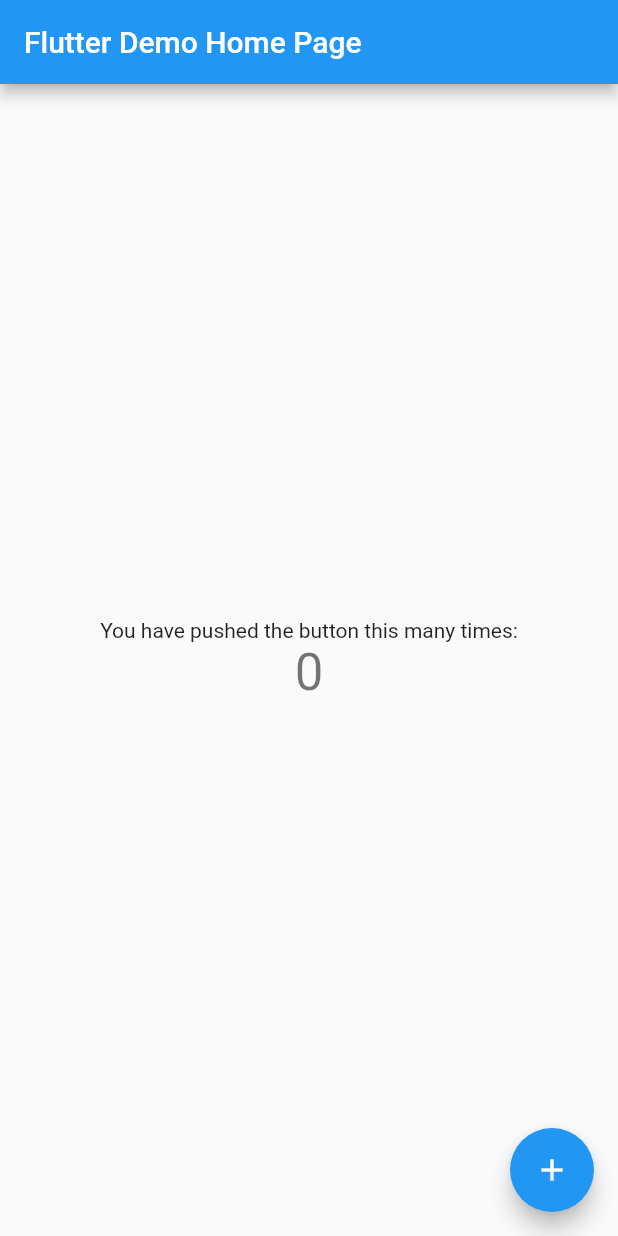
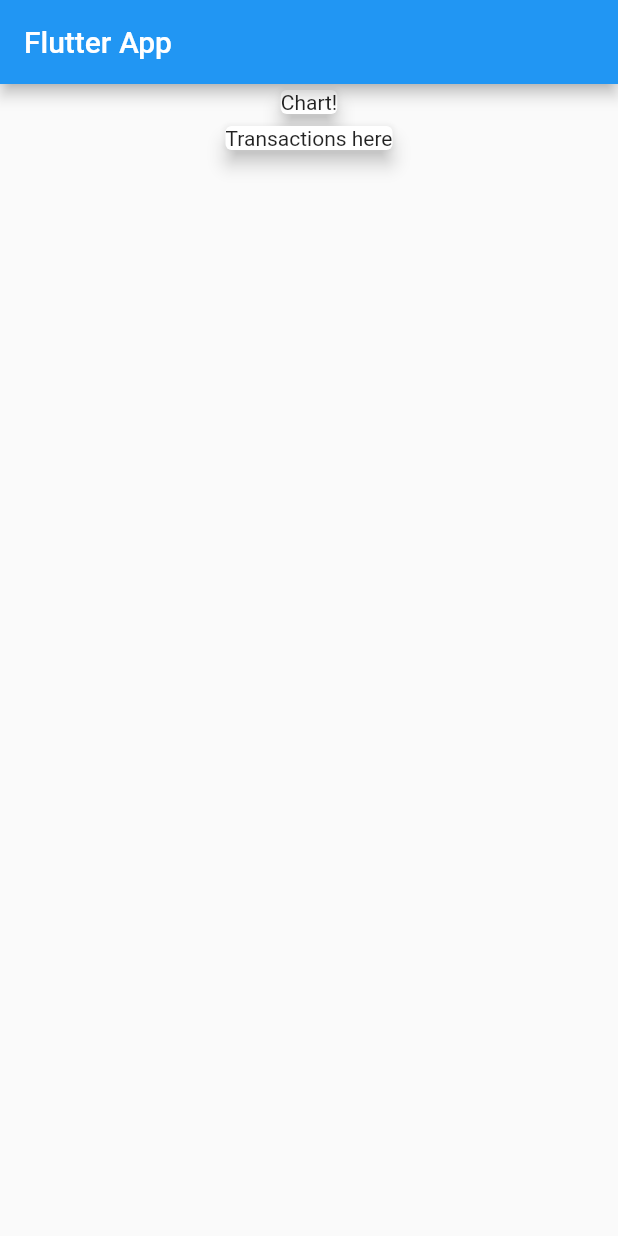
Before and after one commit to Toxicann/Expenses_Planner, a Flutter app: the screen it shows after launch, on a phone screen of 412 x 824 dp. Run offline on Flutter 3.47's test engine with Material 2 defaults, Android fonts, the phone set to English and light mode, and no system bars.

Commit message:
project 1st phase

```diff
--- a/lib/main.dart
+++ b/lib/main.dart
@@ -1,115 +1,40 @@
 import 'package:flutter/material.dart';
 
 void main() {
-  runApp(const MyApp());
+  runApp(MyApp());
 }
 
 class MyApp extends StatelessWidget {
-  const MyApp({Key? key}) : super(key: key);
-
-  // This widget is the root of your application.
   @override
   Widget build(BuildContext context) {
     return MaterialApp(
       title: 'Flutter Demo',
-      theme: ThemeData(
-        // This is the theme of your application.
-        //
-        // Try running your application with "flutter run". You'll see the
-        // application has a blue toolbar. Then, without quitting the app, try
-        // changing the primarySwatch below to Colors.green and then invoke
-        // "hot reload" (press "r" in the console where you ran "flutter run",
-        // or simply save your changes to "hot reload" in a Flutter IDE).
-        // Notice that the counter didn't reset back to zero; the application
-        // is not restarted.
-        primarySwatch: Colors.blue,
-      ),
-      home: const MyHomePage(title: 'Flutter Demo Home Page'),
+      home: MyHomePage(),
     );
   }
 }
 
-class MyHomePage extends StatefulWidget {
-  const MyHomePage({Key? key, required this.title}) : super(key: key);
-
-  // This widget is the home page of your application. It is stateful, meaning
-  // that it has a State object (defined below) that contains fields that affect
-  // how it looks.
-
-  // This class is the configuration for the state. It holds the values (in this
-  // case the title) provided by the parent (in this case the App widget) and
-  // used by the build method of the State. Fields in a Widget subclass are
-  // always marked "final".
-
-  final String title;
-
-  @override
-  State<MyHomePage> createState() => _MyHomePageState();
-}
-
-class _MyHomePageState extends State<MyHomePage> {
-  int _counter = 0;
-
-  void _incrementCounter() {
-    setState(() {
-      // This call to setState tells the Flutter framework that something has
-      // changed in this State, which causes it to rerun the build method below
-      // so that the display can reflect the updated values. If we changed
-      // _counter without calling setState(), then the build method would not be
-      // called again, and so nothing would appear to happen.
-      _counter++;
-    });
-  }
-
+class MyHomePage extends StatelessWidget {
   @override
   Widget build(BuildContext context) {
-    // This method is rerun every time setState is called, for instance as done
-    // by the _incrementCounter method above.
-    //
-    // The Flutter framework has been optimized to make rerunning build methods
-    // fast, so that you can just rebuild anything that needs updating rather
-    // than having to individually change instances of widgets.
     return Scaffold(
         appBar: AppBar(
-        // Here we take the value from the MyHomePage object that was created by
-        // the App.build method, and use it to set our appbar title.
-        title: Text(widget.title),
+          title: Text('Flutter App'),
         ),
-      body: Center(
-        // Center is a layout widget. It takes a single child and positions it
-        // in the middle of the parent.
+        body: Container(
+          width: double.infinity,
           child: Column(
-          // Column is also a layout widget. It takes a list of children and
-          // arranges them vertically. By default, it sizes itself to fit its
-          // children horizontally, and tries to be as tall as its parent.
-          //
-          // Invoke "debug painting" (press "p" in the console, choose the
-          // "Toggle Debug Paint" action from the Flutter Inspector in Android
-          // Studio, or the "Toggle Debug Paint" command in Visual Studio Code)
-          // to see the wireframe for each widget.
-          //
-          // Column has various properties to control how it sizes itself and
-          // how it positions its children. Here we use mainAxisAlignment to
-          // center the children vertically; the main axis here is the vertical
-          // axis because Columns are vertical (the cross axis would be
-          // horizontal).
-          mainAxisAlignment: MainAxisAlignment.center,
             children: <Widget>[
-            const Text(
-              'You have pushed the button this many times:',
+              Card(
+                child: Text("Chart!"),
+                elevation: 5,
               ),
-            Text(
-              '$_counter',
-              style: Theme.of(context).textTheme.headline4,
+              Card(
+                child: Text("Transactions here"),
+                elevation: 5,
               ),
             ],
           ),
-      ),
-      floatingActionButton: FloatingActionButton(
-        onPressed: _incrementCounter,
-        tooltip: 'Increment',
-        child: const Icon(Icons.add),
-      ), // This trailing comma makes auto-formatting nicer for build methods.
-    );
+        ));
   }
 }
```
Lines whose indentation alone changed are shown as unchanged.
